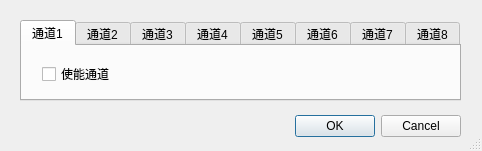
Above: Serialsetting.ui from imjustadog/cable-fft before the change. Below: the same form after it.
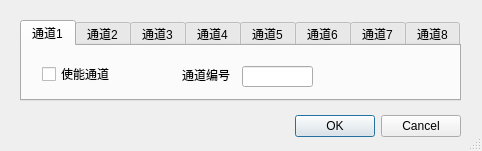
That is the form after the change.

Commit message: add edit device id

Patch:
```diff
--- a/Serialsetting.ui
+++ b/Serialsetting.ui
@@ -61,6 +61,29 @@
       <string>使能通道</string>
      </property>
     </widget>
+    <widget class="QLabel" name="label_11">
+     <property name="geometry">
+      <rect>
+       <x>160</x>
+       <y>21</y>
+       <width>54</width>
+       <height>16</height>
+      </rect>
+     </property>
+     <property name="text">
+      <string>通道编号</string>
+     </property>
+    </widget>
+    <widget class="QLineEdit" name="lineEdit_chno1">
+     <property name="geometry">
+      <rect>
+       <x>220</x>
+       <y>20</y>
+       <width>71</width>
+       <height>21</height>
+      </rect>
+     </property>
+    </widget>
    </widget>
    <widget class="QWidget" name="tab_2">
     <attribute name="title">
```
Left out of the diff: 161 changed lines with no effect on the pictures. The commit also changes 5 other files.
